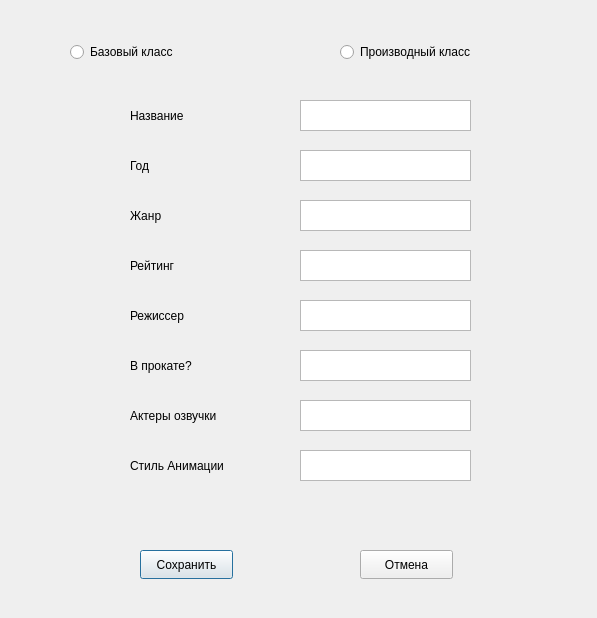
The window that Gerdt_oopp/AddDialog.ui (Anastgerot/QT_Gerdt) describes before a commit, drawn with Qt 5.
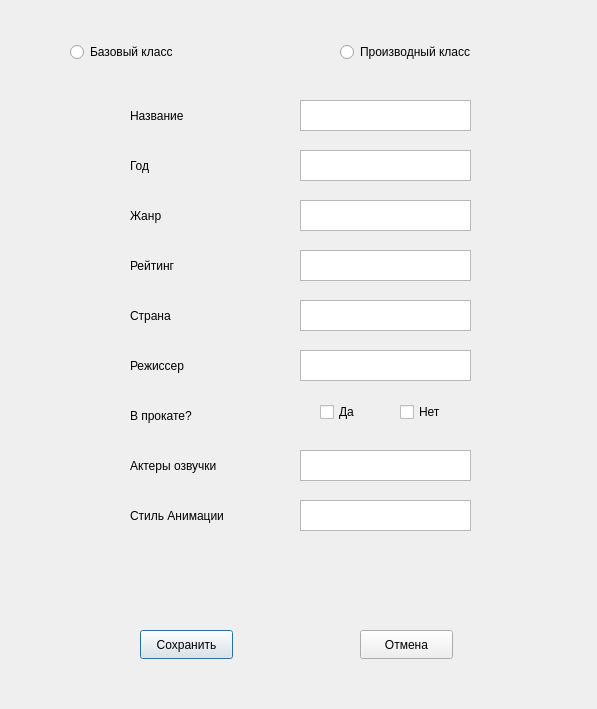
The same window after the commit.

Commit message: Доделано добавление, добавлены checkbox

Diff of the .ui file:
```diff
--- a/Gerdt_oopp/AddDialog.ui
+++ b/Gerdt_oopp/AddDialog.ui
@@ -7,7 +7,7 @@
     <x>0</x>
     <y>0</y>
     <width>597</width>
-    <height>618</height>
+    <height>709</height>
    </rect>
   </property>
   <property name="windowTitle">
@@ -39,7 +39,7 @@
    <property name="geometry">
     <rect>
      <x>130</x>
-     <y>350</y>
+     <y>400</y>
      <width>111</width>
      <height>31</height>
     </rect>
@@ -113,7 +113,7 @@
    <property name="geometry">
     <rect>
      <x>300</x>
-     <y>400</y>
+     <y>450</y>
      <width>171</width>
      <height>31</height>
     </rect>
@@ -123,7 +123,7 @@
    <property name="geometry">
     <rect>
      <x>130</x>
-     <y>400</y>
+     <y>450</y>
      <width>131</width>
      <height>31</height>
     </rect>
@@ -165,7 +165,7 @@
    <property name="geometry">
     <rect>
      <x>130</x>
-     <y>450</y>
+     <y>500</y>
      <width>141</width>
      <height>31</height>
     </rect>
@@ -187,7 +187,7 @@
    <property name="geometry">
     <rect>
      <x>300</x>
-     <y>450</y>
+     <y>500</y>
      <width>171</width>
      <height>31</height>
     </rect>
@@ -197,7 +197,7 @@
    <property name="geometry">
     <rect>
      <x>300</x>
-     <y>300</y>
+     <y>350</y>
      <width>171</width>
      <height>31</height>
     </rect>
@@ -229,7 +229,7 @@
    <property name="geometry">
     <rect>
      <x>130</x>
-     <y>300</y>
+     <y>350</y>
      <width>111</width>
      <height>31</height>
     </rect>
@@ -305,7 +305,7 @@
    <property name="geometry">
     <rect>
      <x>140</x>
-     <y>550</y>
+     <y>630</y>
      <width>93</width>
      <height>29</height>
     </rect>
@@ -318,7 +318,7 @@
    <property name="geometry">
     <rect>
      <x>360</x>
-     <y>550</y>
+     <y>630</y>
      <width>93</width>
      <height>29</height>
     </rect>
@@ -327,6 +327,64 @@
     <string>Отмена</string>
    </property>
   </widget>
+  <widget class="QTextEdit" name="textEdit_country">
+   <property name="geometry">
+    <rect>
+     <x>300</x>
+     <y>300</y>
+     <width>171</width>
+     <height>31</height>
+    </rect>
+   </property>
+  </widget>
+  <widget class="QLabel" name="label_9">
+   <property name="geometry">
+    <rect>
+     <x>130</x>
+     <y>300</y>
+     <width>111</width>
+     <height>31</height>
+    </rect>
+   </property>
+   <property name="layoutDirection">
+    <enum>Qt::LayoutDirection::LeftToRight</enum>
+   </property>
+   <property name="styleSheet">
+    <string notr="true">font: 11pt &quot;Segoe UI&quot;;</string>
+   </property>
+   <property name="text">
+    <string>Страна</string>
+   </property>
+   <property name="textFormat">
+    <enum>Qt::TextFormat::AutoText</enum>
+   </property>
+  </widget>
+  <widget class="QCheckBox" name="checkbox_yes">
+   <property name="geometry">
+    <rect>
+     <x>320</x>
+     <y>400</y>
+     <width>51</width>
+     <height>24</height>
+    </rect>
+   </property>
+   <property name="text">
+    <string>Да</string>
+   </property>
+  </widget>
+  <widget class="QCheckBox" name="checkbox_no">
+   <property name="geometry">
+    <rect>
+     <x>400</x>
+     <y>400</y>
+     <width>91</width>
+     <height>24</height>
+    </rect>
+   </property>
+   <property name="text">
+    <string>Нет</string>
+   </property>
+  </widget>
  </widget>
  <resources/>
  <connections/>
```
Left out of the diff: 12 changed lines with no effect on the pictures. The commit also changes 15 other files.
